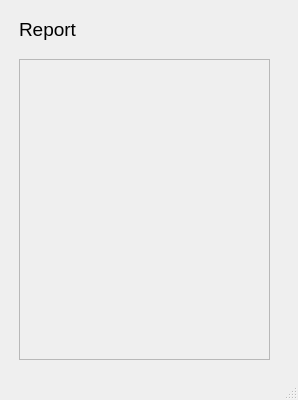
Qt form mainwindow.ui (CubeElement/newOopsApp) before a commit.
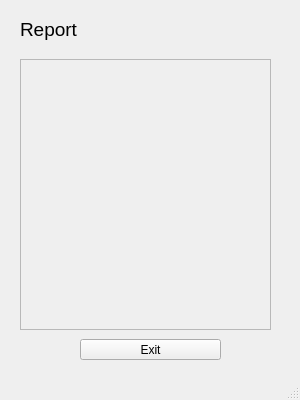
The same form after that commit. The open tabs and pages were chosen to show the change.

Commit message: Layout corrections and alignments, adds exit button

Diff of the .ui file:
```diff
--- a/mainwindow.ui
+++ b/mainwindow.ui
@@ -6,7 +6,7 @@
    <rect>
     <x>0</x>
     <y>0</y>
-    <width>298</width>
+    <width>300</width>
     <height>400</height>
    </rect>
   </property>
@@ -20,6 +20,24 @@
    <string>newOopsApp - fluent distribution</string>
   </property>
   <widget class="QWidget" name="centralwidget">
+   <property name="sizePolicy">
+    <sizepolicy hsizetype="Minimum" vsizetype="Minimum">
+     <horstretch>0</horstretch>
+     <verstretch>0</verstretch>
+    </sizepolicy>
+   </property>
+   <property name="minimumSize">
+    <size>
+     <width>300</width>
+     <height>375</height>
+    </size>
+   </property>
+   <property name="maximumSize">
+    <size>
+     <width>300</width>
+     <height>375</height>
+    </size>
+   </property>
    <layout class="QGridLayout" name="gridLayout">
     <item row="0" column="0">
      <widget class="QStackedWidget" name="stackedWidget">
@@ -435,7 +453,7 @@
           <x>10</x>
           <y>50</y>
           <width>251</width>
-          <height>301</height>
+          <height>271</height>
          </rect>
         </property>
         <property name="widgetResizable">
@@ -447,15 +465,27 @@
            <x>0</x>
            <y>0</y>
            <width>245</width>
-           <height>295</height>
+           <height>265</height>
           </rect>
          </property>
          <property name="sizePolicy">
-          <sizepolicy hsizetype="Expanding" vsizetype="Expanding">
+          <sizepolicy hsizetype="Fixed" vsizetype="Expanding">
            <horstretch>0</horstretch>
            <verstretch>0</verstretch>
           </sizepolicy>
          </property>
+         <property name="minimumSize">
+          <size>
+           <width>245</width>
+           <height>0</height>
+          </size>
+         </property>
+         <property name="maximumSize">
+          <size>
+           <width>245</width>
+           <height>16777215</height>
+          </size>
+         </property>
          <layout class="QGridLayout" name="gridLayout_3">
           <item row="0" column="0">
            <layout class="QVBoxLayout" name="vlayout_report">
@@ -467,6 +497,19 @@
          </layout>
         </widget>
        </widget>
+       <widget class="QPushButton" name="report_page_finish">
+        <property name="geometry">
+         <rect>
+          <x>70</x>
+          <y>330</y>
+          <width>141</width>
+          <height>21</height>
+         </rect>
+        </property>
+        <property name="text">
+         <string>Exit</string>
+        </property>
+       </widget>
       </widget>
      </widget>
     </item>
```
Left out of the diff: 55 changed lines with no effect on the pictures. The commit also changes 3 other files.
